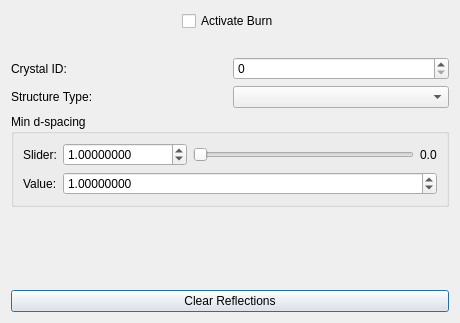
The window that polylaue/ui/resources/ui/burn_dialog.ui (PolyLaue/PolyLaue) describes before a commit, drawn with Qt 5.
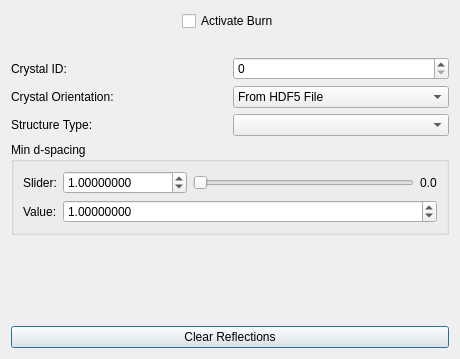
The same window after the commit. Custom widgets are drawn as their Qt base class.

Commit message:
Specify crystal orientation in burn dialog
This allows the user to specify whether the crystal orientation used
for `burn()` should come from the HDF5 file or from the project
directory.

The edit to the form file:
```diff
--- a/polylaue/ui/resources/ui/burn_dialog.ui
+++ b/polylaue/ui/resources/ui/burn_dialog.ui
@@ -7,23 +7,13 @@
     <x>0</x>
     <y>0</y>
     <width>460</width>
-    <height>323</height>
+    <height>359</height>
    </rect>
   </property>
   <property name="windowTitle">
    <string>Burn Reflections</string>
   </property>
   <layout class="QGridLayout" name="gridLayout">
-   <item row="7" column="0" colspan="2">
-    <widget class="QPushButton" name="clear">
-     <property name="toolTip">
-      <string>&lt;html&gt;&lt;head/&gt;&lt;body&gt;&lt;p&gt;Clear all reflections in the HDF5 file for the currently viewed frame.&lt;/p&gt;&lt;/body&gt;&lt;/html&gt;</string>
-     </property>
-     <property name="text">
-      <string>Clear Reflections</string>
-     </property>
-    </widget>
-   </item>
    <item row="2" column="0">
     <widget class="QLabel" name="crystal_id_label">
      <property name="toolTip">
@@ -34,47 +24,7 @@
      </property>
     </widget>
    </item>
-   <item row="3" column="1">
-    <widget class="QComboBox" name="structure_type">
-     <property name="toolTip">
-      <string>&lt;html&gt;&lt;head/&gt;&lt;body&gt;&lt;p&gt;Set the structure type used when burning reflections.&lt;/p&gt;&lt;/body&gt;&lt;/html&gt;</string>
-     </property>
-    </widget>
-   </item>
-   <item row="2" column="1">
-    <widget class="QSpinBox" name="crystal_id">
-     <property name="toolTip">
-      <string>&lt;html&gt;&lt;head/&gt;&lt;body&gt;&lt;p&gt;Set the crystal ID that these reflections will correspond to. Existings reflections with this crystal ID will be overwritten when the structure type or dmin are modified.&lt;/p&gt;&lt;p&gt;&lt;br/&gt;&lt;/p&gt;&lt;p&gt;If this crystal ID does not already exist within the reflections HDF5 file, a new entry will be made using the current ABC matrix as the parameters.&lt;/p&gt;&lt;/body&gt;&lt;/html&gt;</string>
-     </property>
-     <property name="maximum">
-      <number>100000</number>
-     </property>
-    </widget>
-   </item>
-   <item row="6" column="0" colspan="2">
-    <spacer name="vertical_spacer">
-     <property name="orientation">
-      <enum>Qt::Vertical</enum>
-     </property>
-     <property name="sizeHint" stdset="0">
-      <size>
-       <width>20</width>
-       <height>40</height>
-      </size>
-     </property>
-    </spacer>
-   </item>
-   <item row="3" column="0">
-    <widget class="QLabel" name="structure_type_label">
-     <property name="toolTip">
-      <string>&lt;html&gt;&lt;head/&gt;&lt;body&gt;&lt;p&gt;Set the structure type used when burning reflections.&lt;/p&gt;&lt;/body&gt;&lt;/html&gt;</string>
-     </property>
-     <property name="text">
-      <string>Structure Type:</string>
-     </property>
-    </widget>
-   </item>
-   <item row="4" column="0" colspan="2">
+   <item row="5" column="0" colspan="2">
     <widget class="QGroupBox" name="groupBox">
      <property name="title">
       <string>Min d-spacing</string>
@@ -162,6 +112,56 @@
      </layout>
     </widget>
    </item>
+   <item row="2" column="1">
+    <widget class="QSpinBox" name="crystal_id">
+     <property name="toolTip">
+      <string>&lt;html&gt;&lt;head/&gt;&lt;body&gt;&lt;p&gt;Set the crystal ID that these reflections will correspond to. Existings reflections with this crystal ID will be overwritten when the structure type or dmin are modified.&lt;br/&gt;&lt;/p&gt;&lt;p&gt;If this crystal ID does not already exist within the reflections HDF5 file, a new entry will be made using the current ABC matrix as the parameters.&lt;/p&gt;&lt;/body&gt;&lt;/html&gt;</string>
+     </property>
+     <property name="maximum">
+      <number>1000000</number>
+     </property>
+    </widget>
+   </item>
+   <item row="4" column="0">
+    <widget class="QLabel" name="structure_type_label">
+     <property name="toolTip">
+      <string>&lt;html&gt;&lt;head/&gt;&lt;body&gt;&lt;p&gt;Set the structure type used when burning reflections.&lt;/p&gt;&lt;/body&gt;&lt;/html&gt;</string>
+     </property>
+     <property name="text">
+      <string>Structure Type:</string>
+     </property>
+    </widget>
+   </item>
+   <item row="8" column="0" colspan="2">
+    <widget class="QPushButton" name="clear">
+     <property name="toolTip">
+      <string>&lt;html&gt;&lt;head/&gt;&lt;body&gt;&lt;p&gt;Clear all reflections in the HDF5 file for the currently viewed frame.&lt;/p&gt;&lt;/body&gt;&lt;/html&gt;</string>
+     </property>
+     <property name="text">
+      <string>Clear Reflections</string>
+     </property>
+    </widget>
+   </item>
+   <item row="4" column="1">
+    <widget class="QComboBox" name="structure_type">
+     <property name="toolTip">
+      <string>&lt;html&gt;&lt;head/&gt;&lt;body&gt;&lt;p&gt;Set the structure type used when burning reflections.&lt;/p&gt;&lt;/body&gt;&lt;/html&gt;</string>
+     </property>
+    </widget>
+   </item>
+   <item row="7" column="0" colspan="2">
+    <spacer name="vertical_spacer">
+     <property name="orientation">
+      <enum>Qt::Vertical</enum>
+     </property>
+     <property name="sizeHint" stdset="0">
+      <size>
+       <width>20</width>
+       <height>40</height>
+      </size>
+     </property>
+    </spacer>
+   </item>
    <item row="0" column="0" colspan="2">
     <layout class="QGridLayout" name="gridLayout_3">
      <item row="0" column="1">
@@ -221,6 +221,33 @@
      </property>
     </spacer>
    </item>
+   <item row="3" column="0">
+    <widget class="QLabel" name="label_3">
+     <property name="toolTip">
+      <string>&lt;html&gt;&lt;head/&gt;&lt;body&gt;&lt;p&gt;Specify the location from which the crystal's ABC matrix (orientation) will be obtained.&lt;br/&gt;&lt;/p&gt;&lt;p&gt;&amp;quot;From HDF5 File&amp;quot; - the ABC matrix within the HDF5 file corresponding to the selected &amp;quot;Crystal ID&amp;quot; will be used. There must already exist an ABC matrix with the specified crystal ID in the &amp;quot;/crystals&amp;quot; dataset in order for this option to be used.&lt;/p&gt;&lt;p&gt;&lt;br/&gt;&amp;quot;From Project Directory&amp;quot; - the ABC matrix within the file &amp;quot;abc_matrix.npy&amp;quot; located at the root level of the project directory will be used. This file must exist in order for this option to be used. If the selected &amp;quot;Crystal ID&amp;quot; does not already exist within the HDF5 file, this ABC matrix will be written to the HDF5 file with that &amp;quot;Crystal ID&amp;quot; upon executing burn.&lt;/p&gt;&lt;/body&gt;&lt;/html&gt;</string>
+     </property>
+     <property name="text">
+      <string>Crystal Orientation:</string>
+     </property>
+    </widget>
+   </item>
+   <item row="3" column="1">
+    <widget class="QComboBox" name="crystal_orientation">
+     <property name="toolTip">
+      <string>&lt;html&gt;&lt;head/&gt;&lt;body&gt;&lt;p&gt;Specify the location from which the crystal's ABC matrix (orientation) will be obtained.&lt;br/&gt;&lt;/p&gt;&lt;p&gt;&amp;quot;From HDF5 File&amp;quot; - the ABC matrix within the HDF5 file corresponding to the selected &amp;quot;Crystal ID&amp;quot; will be used. There must already exist an ABC matrix with the specified crystal ID in the &amp;quot;/crystals&amp;quot; dataset in order for this option to be used.&lt;/p&gt;&lt;p&gt;&lt;br/&gt;&amp;quot;From Project Directory&amp;quot; - the ABC matrix within the file &amp;quot;abc_matrix.npy&amp;quot; located at the root level of the project directory will be used. This file must exist in order for this option to be used. If the selected &amp;quot;Crystal ID&amp;quot; does not already exist within the HDF5 file, this ABC matrix will be written to the HDF5 file with that &amp;quot;Crystal ID&amp;quot; upon executing burn.&lt;/p&gt;&lt;/body&gt;&lt;/html&gt;</string>
+     </property>
+     <item>
+      <property name="text">
+       <string>From HDF5 File</string>
+      </property>
+     </item>
+     <item>
+      <property name="text">
+       <string>From Project Directory</string>
+      </property>
+     </item>
+    </widget>
+   </item>
   </layout>
  </widget>
  <customwidgets>
```
Left out of the diff: 5 changed lines with no effect on the pictures. The commit also changes 3 other files.
